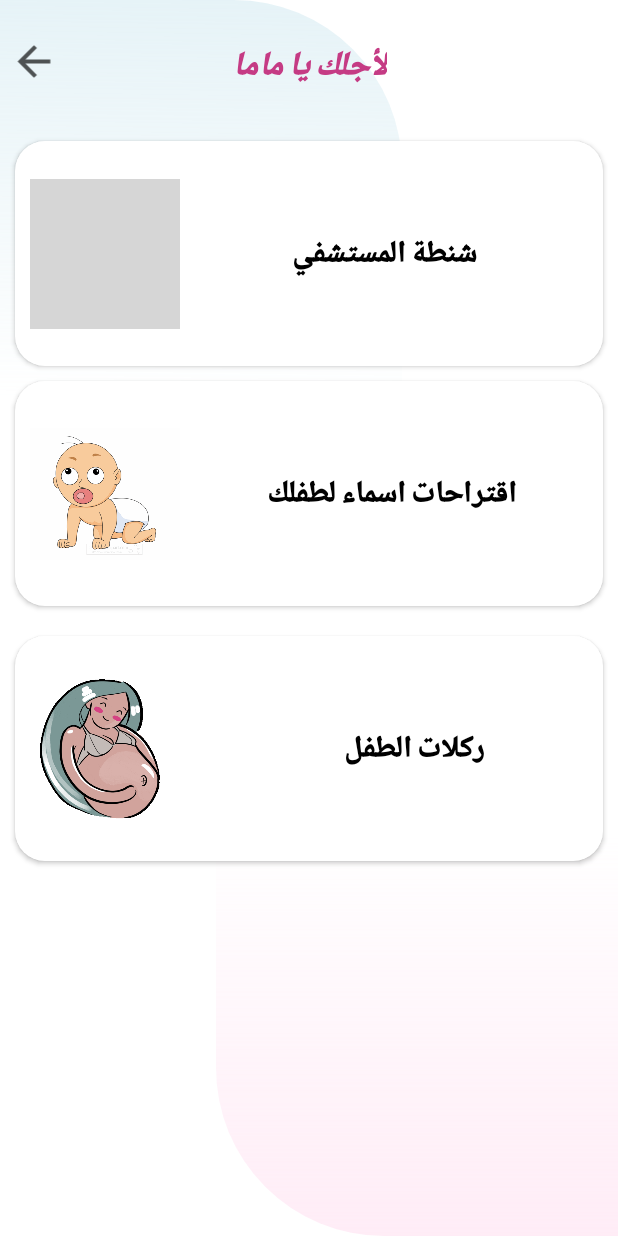
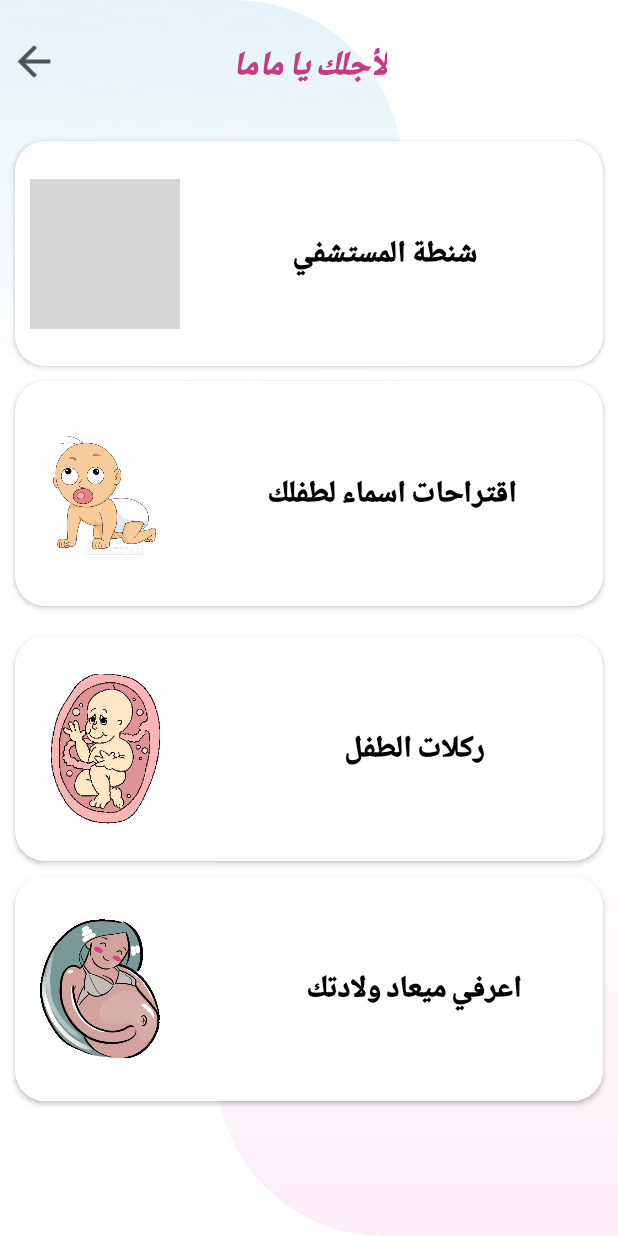
Before and after one commit to samaAhmedKabil/Clinic, an Android app: the fragment ForYouFragment shown on its own in the app's theme, on a phone screen of 412 x 824 dp. Run offline under Robolectric (Android 15) with nearby library versions, the light colour scheme and no system bars; grey boxes are pictures that could not be loaded.

Commit message:
delivery time is done

```diff
--- a/app/src/main/java/com/example/clinic/ui/patient/forYou/ForYouFragment.kt
+++ b/app/src/main/java/com/example/clinic/ui/patient/forYou/ForYouFragment.kt
@@ -27,6 +27,7 @@
         hospitalBagClick()
         babyNamesClick()
         babyKicksClick()
+        deliveryClick()
     }
 
     private fun arrowBackClick(){
@@ -52,4 +53,10 @@
             findNavController().navigate(ForYouFragmentDirections.actionForYouFragmentToBabyKicksFragment())
         }
     }
+
+    private fun deliveryClick(){
+        binding.followingPregnancy.setOnClickListener {
+            findNavController().navigate(ForYouFragmentDirections.actionForYouFragmentToDeliveryTimeFragment())
+        }
+    }
 }
--- a/app/src/main/res/layout/fragment_b_doctor_services.xml
+++ b/app/src/main/res/layout/fragment_b_doctor_services.xml
@@ -120,7 +120,7 @@
             <TextView
                 android:layout_width="wrap_content"
                 android:layout_height="wrap_content"
-                android:text="• الكشف بالموجات الصوتيه 3D"
+                android:text="• الكشف بالموجات الصوتيه "
                 android:textSize="18sp"
                 android:layout_marginBottom="8dp"
                 android:gravity="end"
--- a/app/src/main/res/layout/fragment_b_feedback.xml
+++ b/app/src/main/res/layout/fragment_b_feedback.xml
@@ -82,6 +82,7 @@
         app:layout_constraintBottom_toBottomOf="parent"
         app:layout_constraintEnd_toEndOf="parent"
         android:layout_marginEnd="16dp"
+        android:visibility="gone"
         android:layout_marginBottom="16dp"/>
 
     <ProgressBar
--- a/app/src/main/res/layout/fragment_b_settings.xml
+++ b/app/src/main/res/layout/fragment_b_settings.xml
@@ -265,10 +265,10 @@
         android:layout_width="30dp"
         android:layout_height="30dp"
         android:background="@drawable/logout_icon"
-        android:layout_marginTop="30dp"
+        android:layout_marginTop="20dp"
         android:layout_marginEnd="30dp"
         app:layout_constraintEnd_toEndOf="parent"
-        app:layout_constraintTop_toBottomOf="@id/feedback_icon"/>
+        app:layout_constraintTop_toBottomOf="@id/line"/>
 
     <TextView
         android:id="@+id/logout"
@@ -295,6 +295,7 @@
         android:background="@drawable/arrow_right" />
 
     <TextView
+        android:id="@+id/line"
         android:layout_width="match_parent"
         android:layout_height="4dp"
         android:background="@drawable/thin_line"
--- a/app/src/main/res/layout/fragment_patient_for_you.xml
+++ b/app/src/main/res/layout/fragment_patient_for_you.xml
@@ -202,7 +202,7 @@
                     app:layout_constraintBottom_toBottomOf="parent"
                     app:layout_constraintStart_toStartOf="parent"
                     android:layout_marginStart="10dp"
-                    android:src="@drawable/delivery_gif"
+                    android:src="@drawable/baby_gif"
                     android:background="@color/white"
                     />
 
@@ -222,6 +222,57 @@
             </androidx.constraintlayout.widget.ConstraintLayout>
             </androidx.cardview.widget.CardView>
 
+            <androidx.cardview.widget.CardView
+                android:id="@+id/following_pregnancy"
+                android:layout_width="match_parent"
+                android:layout_height="wrap_content"
+                android:elevation="10dp"
+                android:layout_marginTop="10dp"
+                android:layout_marginHorizontal="10dp"
+                app:cardCornerRadius="20dp">
+
+                <androidx.constraintlayout.widget.ConstraintLayout
+                    android:layout_width="match_parent"
+                    android:layout_height="wrap_content">
+
+                    <TextView
+                        android:id="@+id/text_following_pregnancy"
+                        android:layout_width="match_parent"
+                        android:layout_height="wrap_content"
+                        android:background="@drawable/welcome_top"
+                        android:backgroundTint="@color/white"
+                        android:paddingStart="10dp"
+                        app:layout_constraintTop_toTopOf="parent"
+                        app:layout_constraintStart_toStartOf="parent"
+                        app:layout_constraintEnd_toEndOf="parent"/>
+
+                    <pl.droidsonroids.gif.GifImageView
+                        android:layout_width="100dp"
+                        android:layout_height="100dp"
+                        app:layout_constraintTop_toTopOf="parent"
+                        app:layout_constraintBottom_toBottomOf="parent"
+                        app:layout_constraintStart_toStartOf="parent"
+                        android:layout_marginStart="10dp"
+                        android:src="@drawable/delivery_gif"
+                        android:background="@color/white"
+                        />
+
+                    <TextView
+                        android:layout_width="wrap_content"
+                        android:layout_height="wrap_content"
+                        android:text="اعرفي ميعاد ولادتك"
+                        android:textSize="20sp"
+                        android:textColor="@color/black"
+                        app:layout_constraintEnd_toEndOf="@id/text_following_pregnancy"
+                        app:layout_constraintTop_toTopOf="@id/text_following_pregnancy"
+                        app:layout_constraintBottom_toBottomOf="@id/text_following_pregnancy"
+                        app:layout_constraintStart_toStartOf="@id/text_following_pregnancy"
+                        android:layout_marginStart="140dp"
+                        android:textStyle="bold"
+                        android:fontFamily="@font/poppins_black"/>
+                </androidx.constraintlayout.widget.ConstraintLayout>
+            </androidx.cardview.widget.CardView>
+
         </LinearLayout>
     </ScrollView>
 
```
Also changed, not shown: app/src/main/java/com/example/clinic/ui/patient/forYou/followingPregnancy/DeliveryTimeFragment.kt (added, +70 -0 lines), app/src/main/java/com/example/clinic/ui/settings/feedbacks/FeedbacksFragment.kt (+9 -6 lines), app/src/main/res/layout/fragment_patient_follow_pregnancy.xml (added, +137 -0 lines), app/src/main/res/navigation/nav_graph.xml (+7 -0 lines), app/src/main/res/drawable/baby_gif.gif (added), app/src/main/res/drawable/delivery_woman.gif (added).
